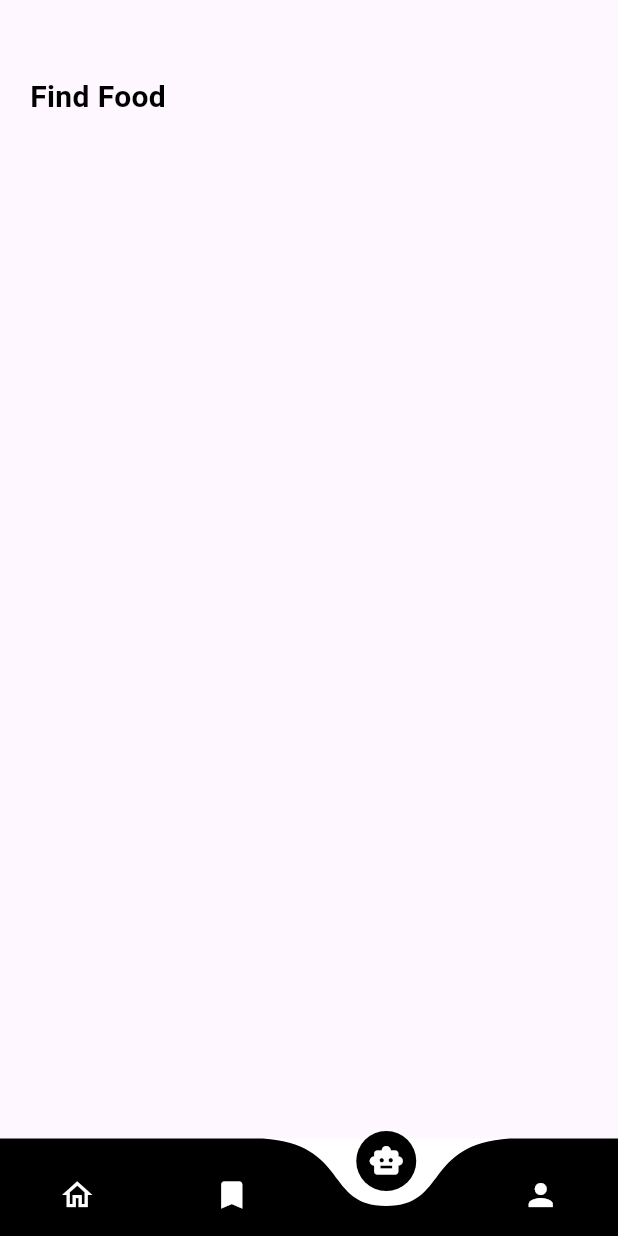
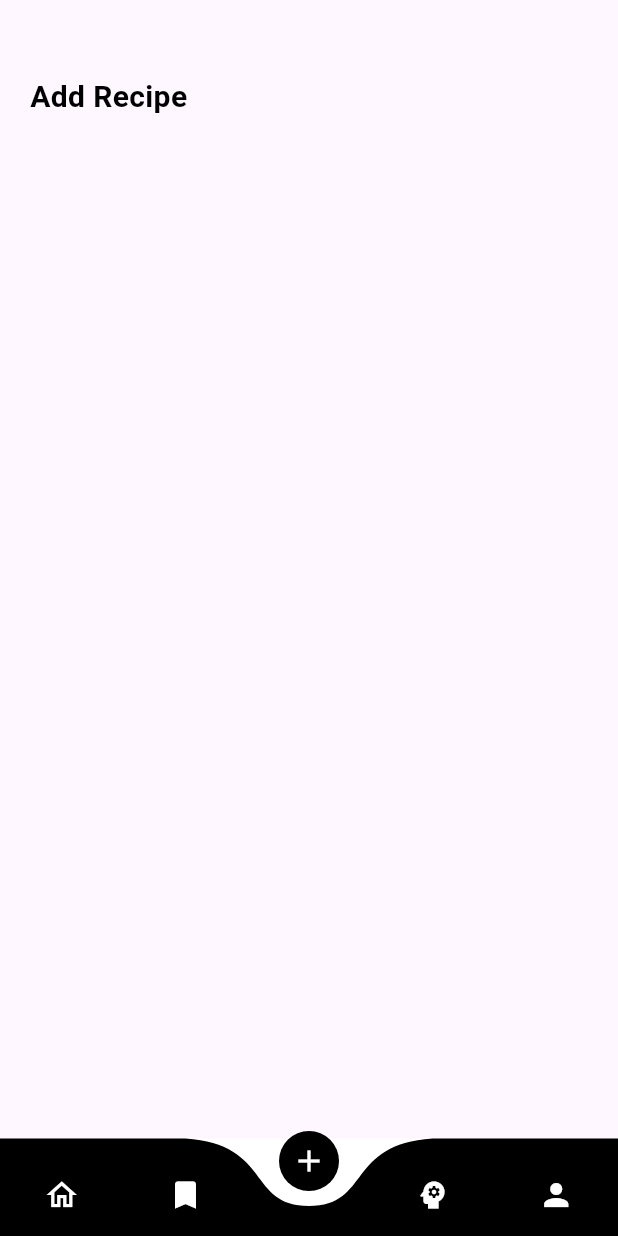
Before and after one commit to Azadkl/recipeapp, a Flutter app: the Bottomnav screen opened directly, item 3 of the bottom bar chosen, on a phone screen of 412 x 824 dp. Run offline on Flutter 3.47's test engine with Material 3 defaults, Android fonts, the phone set to English and light mode, and no system bars; drawn by our look-alikes of curved_navigation_bar; our stand-ins replace chewie, video_player; Roboto replaces fonts that are missing (Poppins).

```diff
--- /dev/null
+++ b/lib/pages/add_recipe.dart
@@ -0,0 +1,24 @@
+import 'package:flutter/material.dart';
+import 'package:recipeapp/widget/widget_support.dart';
+
+class AddRecipe extends StatefulWidget {
+  const AddRecipe({super.key});
+
+  @override
+  State<AddRecipe> createState() => _AddRecipeState();
+}
+
+class _AddRecipeState extends State<AddRecipe> {
+  @override
+  Widget build(BuildContext context) {
+     return  Scaffold(
+      body: Container(
+        margin: EdgeInsets.only(top: 50.0, left: 20.0, right: 10.0),
+        child: Text(
+          "Add Recipe",
+          style:AppWidget.boldTextFeildStyle()
+        ),
+      ),
+    );;
+  }
+}
--- a/lib/pages/bottomnav.dart
+++ b/lib/pages/bottomnav.dart
@@ -1,5 +1,6 @@
 import 'package:curved_navigation_bar/curved_navigation_bar.dart';
 import 'package:flutter/material.dart';
+import 'package:recipeapp/pages/add_recipe.dart';
 import 'package:recipeapp/pages/find_food.dart';
 import 'package:recipeapp/pages/home.dart';
 import 'package:recipeapp/pages/profile.dart';
@@ -19,6 +20,7 @@ class _BottomnavState extends State<Bottomnav> {
   late Widget currentPage;
   late Home homepage;
   late Recorded recorded;
+  late AddRecipe addRecipe;
   late Profile profile;
   late FindFood findFood;
 
@@ -28,7 +30,8 @@ class _BottomnavState extends State<Bottomnav> {
     recorded = Recorded();
     findFood = FindFood();
     profile = Profile();
-    pages = [homepage, recorded, findFood, profile];
+    addRecipe = AddRecipe();
+    pages = [homepage, recorded,addRecipe,findFood, profile];
     super.initState();
   }
 
@@ -39,7 +42,7 @@ class _BottomnavState extends State<Bottomnav> {
         height: 65,
         backgroundColor: Colors.white,
         color: Colors.black,
-        animationDuration: Duration(microseconds: 500),
+        animationDuration: Duration(milliseconds: 500),
         onTap: (int index) {
           setState(() {
             currentTabIndex = index;
@@ -48,7 +51,8 @@ class _BottomnavState extends State<Bottomnav> {
         items: [
           Icon(Icons.home_outlined, color: Colors.white),
           Icon(Icons.bookmark, color: Colors.white),
-          Icon(Icons.smart_toy, color: Colors.white),
+          Icon(Icons.add,color: Colors.white),
+          Icon(Icons.psychology, color: Colors.white),
           Icon(Icons.person, color: Colors.white),
         ],
       ),
--- a/lib/pages/login.dart
+++ b/lib/pages/login.dart
@@ -39,7 +39,8 @@ class _LoginScreenState extends State<LoginScreen> {
   @override
   Widget build(BuildContext context) {
     return Scaffold(
-      body: Container(
+      body: SingleChildScrollView(
+        child: Container(
           child: Stack(
             children: [
               Container(
@@ -219,6 +220,7 @@ class _LoginScreenState extends State<LoginScreen> {
             ],
           ),
         ),
+      ),
     );
   }
 }
--- a/lib/pages/signup.dart
+++ b/lib/pages/signup.dart
@@ -39,7 +39,8 @@ class _SignupState extends State<Signup> {
   @override
   Widget build(BuildContext context) {
     return Scaffold(
-      body: Container(
+      body: SingleChildScrollView(
+        child: Container(
           child: Stack(
             children: [
               Container(
@@ -209,6 +210,7 @@ class _SignupState extends State<Signup> {
             ],
           ),
         ),
+      ),
     );
   }
 }
--- a/pubspec.yaml
+++ b/pubspec.yaml
@@ -35,6 +35,8 @@ dependencies:
   # The following adds the Cupertino Icons font to your application.
   # Use with the CupertinoIcons class for iOS style icons.
   cupertino_icons: ^1.0.8
+  video_player: ^2.9.3
+  chewie: ^1.10.0
 
 dev_dependencies:
   flutter_test:
```
Also changed, not shown: lib/pages/onboard.dart (+91 -64 lines), lib/widget/content_model.dart (+8 -8 lines), assets/images/screen1.jpg (added), assets/images/screen2.jpg (added), assets/images/screen3.jpg (added), pubspec.lock, 2 other files. Lines whose indentation alone changed are shown as unchanged.
